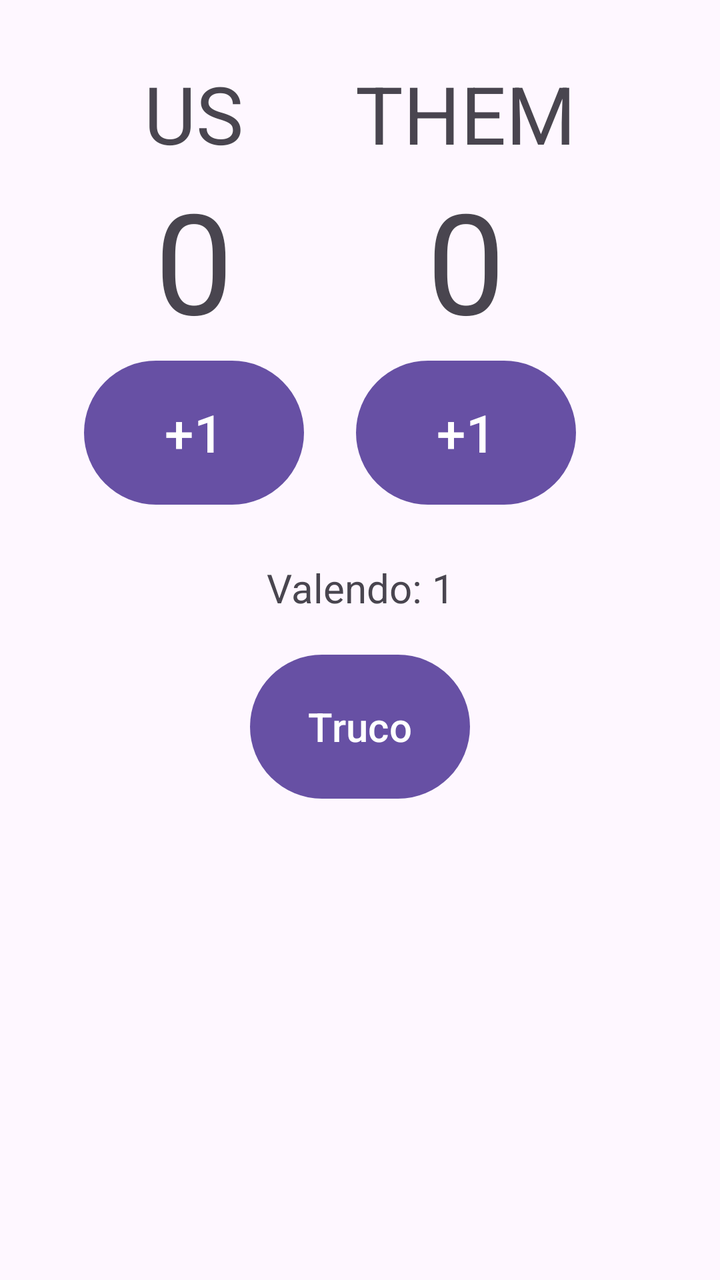
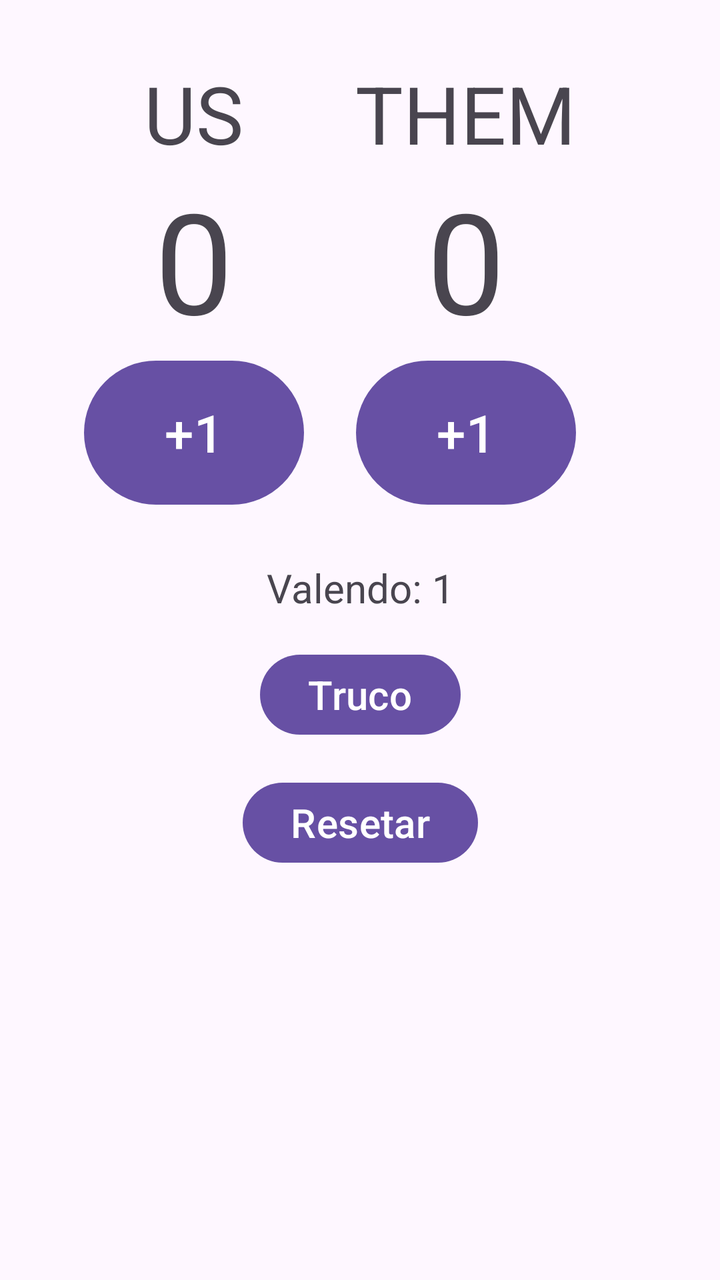

An Android layout rendered at two revisions. The XML below is the earlier revision; the diff shows what the commit changed to produce the second picture.
<!-- AndroidManifest.xml: application theme Theme.TrucoScoreBoard -->
<!-- res/layout/activity_main.xml -->
<?xml version="1.0" encoding="utf-8"?>
<androidx.constraintlayout.widget.ConstraintLayout
    xmlns:android="http://schemas.android.com/apk/res/android"
    xmlns:tools="http://schemas.android.com/tools"
    xmlns:app="http://schemas.android.com/apk/res-auto"
    android:id="@+id/main"
    android:layout_width="match_parent"
    android:layout_height="match_parent"
    tools:context=".MainActivity">

    <androidx.constraintlayout.widget.Guideline
        android:id="@+id/gl20"
        android:layout_width="wrap_content"
        android:layout_height="wrap_content"
        android:orientation="vertical"
        app:layout_constraintGuide_percent="0.20"/>

    <TextView
        android:id="@+id/us_points_label_tv"
        android:layout_width="wrap_content"
        android:layout_height="wrap_content"
        android:text="@string/us"
        android:textSize="@dimen/label_text"
        android:layout_marginTop="30dp"
        app:layout_constraintStart_toStartOf="@id/gl20"
        app:layout_constraintTop_toTopOf="parent"/>

    <TextView
        android:id="@+id/us_points_tv"
        android:layout_width="wrap_content"
        android:layout_height="wrap_content"
        android:text="0"
        android:textSize="@dimen/score_text"
        android:gravity="center_horizontal"
        app:layout_constraintStart_toStartOf="@id/us_points_label_tv"
        app:layout_constraintEnd_toEndOf="@id/us_points_label_tv"
        app:layout_constraintTop_toBottomOf="@id/us_points_label_tv"
        />

    <Button
        android:id="@+id/us_point_bt"
        android:layout_width="@dimen/button_width"
        android:layout_height="@dimen/button_height"
        android:layout_marginHorizontal="5dp"
        android:text="+1"
        android:textSize="@dimen/button_text"
        app:layout_constraintStart_toStartOf="@id/us_points_tv"
        app:layout_constraintEnd_toEndOf="@id/us_points_tv"
        app:layout_constraintTop_toBottomOf="@id/us_points_tv" />

    <androidx.constraintlayout.widget.Guideline
        android:id="@+id/gl80"
        android:layout_width="wrap_content"
        android:layout_height="wrap_content"
        android:orientation="vertical"
        app:layout_constraintGuide_percent="0.80"/>

    <TextView
        android:id="@+id/them_points_label_tv"
        android:layout_width="wrap_content"
        android:layout_height="wrap_content"
        android:text="@string/them"
        android:textSize="@dimen/label_text"
        android:layout_marginTop="30dp"
        app:layout_constraintEnd_toEndOf="@id/gl80"
        app:layout_constraintTop_toTopOf="parent"/>

    <TextView
        android:id="@+id/them_points_tv"
        android:layout_width="wrap_content"
        android:layout_height="wrap_content"
        android:text="0"
        android:textSize="@dimen/score_text"
        app:layout_constraintStart_toStartOf="@id/them_points_label_tv"
        app:layout_constraintEnd_toEndOf="@id/them_points_label_tv"
        app:layout_constraintTop_toBottomOf="@id/them_points_label_tv"/>

    <Button
        android:id="@+id/them_point_bt"
        android:layout_width="@dimen/button_width"
        android:layout_height="@dimen/button_height"
        android:text="+1"
        android:textSize="@dimen/button_text"
        app:layout_constraintStart_toStartOf="@id/them_points_tv"
        app:layout_constraintEnd_toEndOf="@id/them_points_tv"
        app:layout_constraintTop_toBottomOf="@id/them_points_tv"/>

    <Button
        android:id="@+id/truco_bt"
        android:layout_width="@dimen/button_width"
        android:layout_height="@dimen/button_height"
        android:text="@string/truco"
        android:textSize="20sp"
        android:layout_marginTop="16dp"
        app:layout_constraintTop_toBottomOf="@id/round_value_tv"
        app:layout_constraintStart_toStartOf="parent"
        app:layout_constraintEnd_toEndOf="parent"/>

    <TextView
        android:id="@+id/round_value_tv"
        android:layout_width="0dp"
        android:layout_height="wrap_content"
        android:text="Valendo: 1"
        android:textSize="20sp"
        android:gravity="center"
        android:layout_marginTop="24dp"
        app:layout_constraintTop_toBottomOf="@id/us_point_bt"
        app:layout_constraintStart_toStartOf="parent"
        app:layout_constraintEnd_toEndOf="parent"/>
  </androidx.constraintlayout.widget.ConstraintLayout>
<!-- resources referenced by this layout -->
<resources>
  <dimen name="button_height">80dp</dimen>
  <dimen name="button_text">26sp</dimen>
  <dimen name="button_width">110dp</dimen>
  <dimen name="label_text">40sp</dimen>
  <dimen name="score_text">70sp</dimen>
  <string name="them">THEM</string>
  <string name="truco">Truco</string>
  <string name="us">US</string>
  <style name="Theme.TrucoScoreBoard" parent="Base.Theme.TrucoScoreBoard" />
  <style name="Base.Theme.TrucoScoreBoard" parent="Theme.Material3.DayNight.NoActionBar">
          
          
      </style>
</resources>

<!-- the commit's change to res/layout/activity_main.xml (unified diff, before → after) -->
@@ -87,8 +87,8 @@
 
     <Button
         android:id="@+id/truco_bt"
-        android:layout_width="@dimen/button_width"
-        android:layout_height="@dimen/button_height"
+        android:layout_width="wrap_content"
+        android:layout_height="wrap_content"
         android:text="@string/truco"
         android:textSize="20sp"
         android:layout_marginTop="16dp"
@@ -107,4 +107,15 @@
         app:layout_constraintTop_toBottomOf="@id/us_point_bt"
         app:layout_constraintStart_toStartOf="parent"
         app:layout_constraintEnd_toEndOf="parent"/>
+
+    <Button
+        android:id="@+id/reset_bt"
+        android:layout_width="wrap_content"
+        android:layout_height="wrap_content"
+        android:text="@string/resetar"
+        android:textSize="20sp"
+        android:layout_marginTop="16dp"
+        app:layout_constraintTop_toBottomOf="@id/truco_bt"
+        app:layout_constraintStart_toStartOf="parent"
+        app:layout_constraintEnd_toEndOf="parent"/>
   </androidx.constraintlayout.widget.ConstraintLayout>
<!-- resource entries referenced after the edit -->
@@ -5,6 +5,7 @@
   <dimen name="button_width">110dp</dimen>
   <dimen name="label_text">40sp</dimen>
   <dimen name="score_text">70sp</dimen>
+  <string name="resetar">Resetar</string>
   <string name="them">THEM</string>
   <string name="truco">Truco</string>
   <string name="us">US</string>
